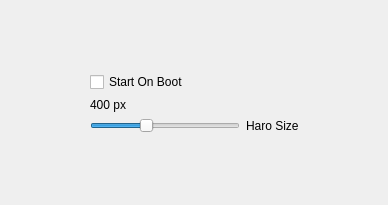
First picture: the form in src/include/setwin.ui, repository Syize/coursework-a-table-pet-Haro, before the edit.
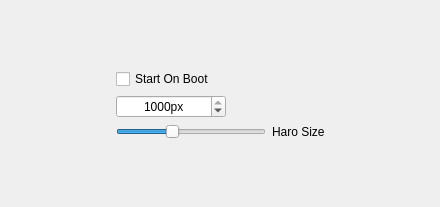
Second picture: the form after the edit.

Commit message: change Haro form; add spin box to SetWin; bind slot function

The edit to the form file:
```diff
--- a/src/include/setwin.ui
+++ b/src/include/setwin.ui
@@ -6,8 +6,8 @@
    <rect>
     <x>0</x>
     <y>0</y>
-    <width>388</width>
-    <height>205</height>
+    <width>440</width>
+    <height>207</height>
    </rect>
   </property>
   <property name="windowTitle">
@@ -53,11 +53,52 @@
       </widget>
      </item>
      <item>
-      <widget class="QLabel" name="sliderValueLabel">
-       <property name="text">
-        <string>400 px</string>
-       </property>
-      </widget>
+      <layout class="QHBoxLayout" name="horizontalLayout_2">
+       <item>
+        <widget class="QSpinBox" name="sliderValueSpinBox">
+         <property name="minimumSize">
+          <size>
+           <width>110</width>
+           <height>0</height>
+          </size>
+         </property>
+         <property name="maximumSize">
+          <size>
+           <width>110</width>
+           <height>16777215</height>
+          </size>
+         </property>
+         <property name="alignment">
+          <set>Qt::AlignCenter</set>
+         </property>
+         <property name="suffix">
+          <string>px</string>
+         </property>
+         <property name="minimum">
+          <number>60</number>
+         </property>
+         <property name="maximum">
+          <number>1000</number>
+         </property>
+         <property name="value">
+          <number>1000</number>
+         </property>
+        </widget>
+       </item>
+       <item>
+        <spacer name="horizontalSpacer_3">
+         <property name="orientation">
+          <enum>Qt::Horizontal</enum>
+         </property>
+         <property name="sizeHint" stdset="0">
+          <size>
+           <width>40</width>
+           <height>20</height>
+          </size>
+         </property>
+        </spacer>
+       </item>
+      </layout>
      </item>
      <item>
       <layout class="QHBoxLayout" name="horizontalLayout">
```
The commit also changes 5 other files.
